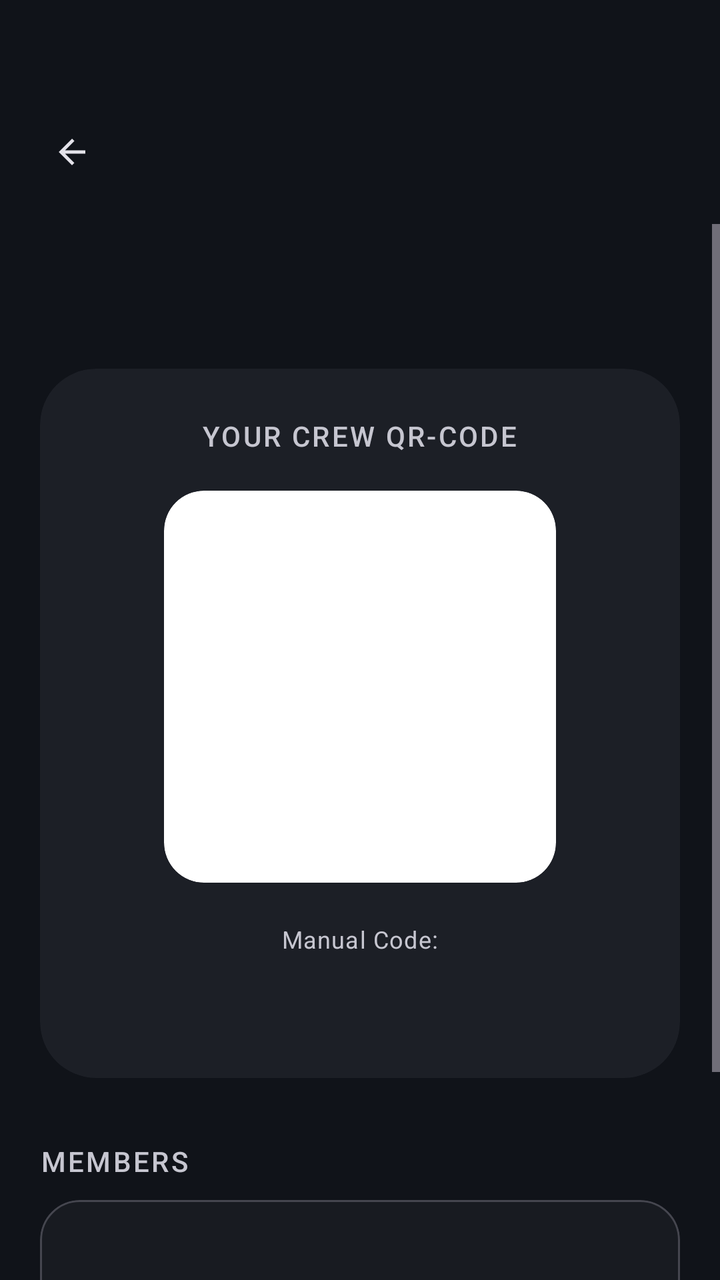
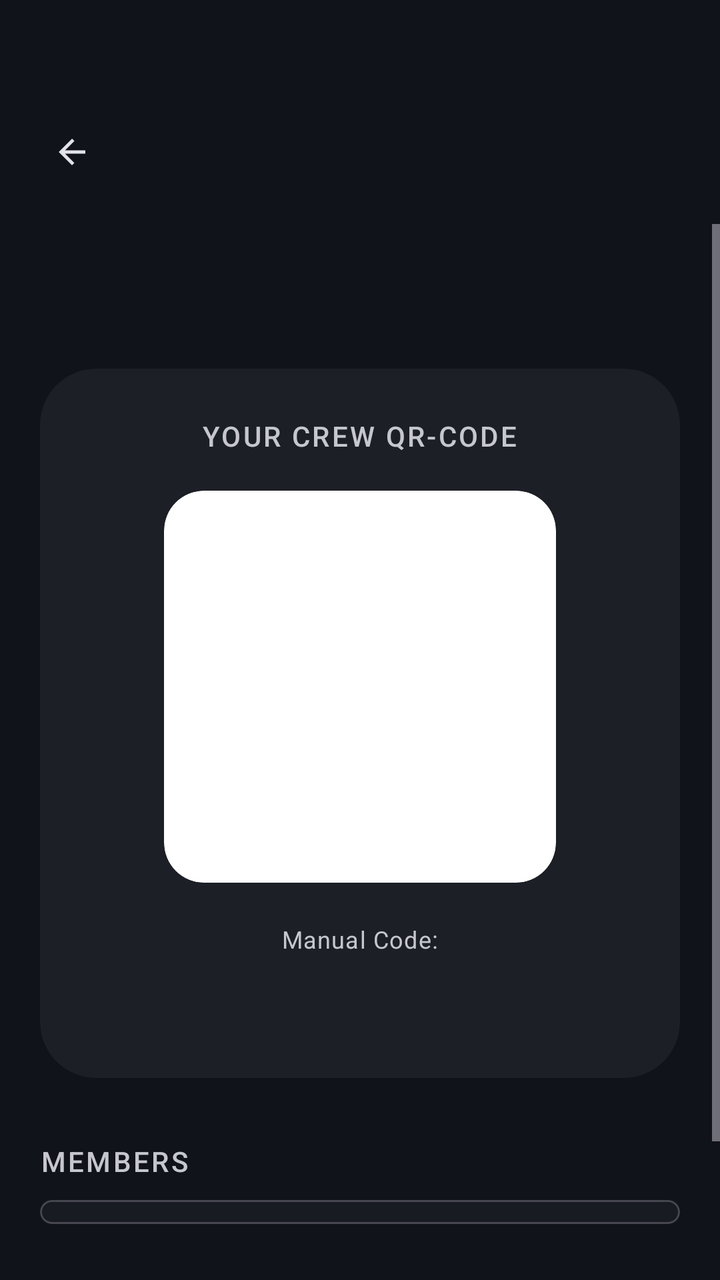

Two renders of the same Android screen: before a commit and after it. Below are the layout's source before the change and the commit's diff.
<!-- AndroidManifest.xml: application theme Theme.MobileSE -->
<!-- res/layout/screen_crew_details.xml -->
<?xml version="1.0" encoding="utf-8"?>
<androidx.constraintlayout.widget.ConstraintLayout xmlns:android="http://schemas.android.com/apk/res/android"
    xmlns:app="http://schemas.android.com/apk/res-auto"
    android:layout_width="match_parent"
    android:layout_height="match_parent"
    android:background="?attr/colorSurface">

    <include
        android:id="@+id/topBar"
        layout="@layout/part_top_bar"
        app:layout_constraintTop_toTopOf="parent" />

    <ScrollView
        android:layout_width="match_parent"
        android:layout_height="0dp"
        android:fillViewport="true"
        android:clipToPadding="false"
        app:layout_constraintTop_toBottomOf="@id/topBar"
        app:layout_constraintBottom_toBottomOf="parent">

        <androidx.constraintlayout.widget.ConstraintLayout
            android:layout_width="match_parent"
            android:layout_height="wrap_content">

        <LinearLayout
            style="@style/ContentColumn"
            android:paddingBottom="32dp">

            <TextView
                android:id="@+id/tvCrewNameDisplay"
                android:layout_width="match_parent"
                android:layout_height="wrap_content"
                android:gravity="center"
                android:textAppearance="?attr/textAppearanceDisplaySmall"
                android:textColor="?attr/colorOnSurface" />

            
            <com.google.android.material.card.MaterialCardView
                android:id="@+id/cvCrewCodeSection"
                style="@style/Widget.CrewFit.Card"
                android:layout_width="match_parent"
                android:layout_height="wrap_content"
                android:layout_marginTop="24dp"
                app:shapeAppearance="@style/ShapeAppearance.CrewFit.Large">

                <LinearLayout
                    android:layout_width="match_parent"
                    android:layout_height="wrap_content"
                    android:orientation="vertical"
                    android:padding="24dp"
                    android:gravity="center">

                    <TextView
                        style="@style/TextAppearance.CrewFit.SectionLabel"
                        android:layout_width="wrap_content"
                        android:layout_height="wrap_content"
                        android:text="@string/crew_qr_code" />

                    
                    <com.google.android.material.card.MaterialCardView
                        android:layout_width="@dimen/qr_code_size"
                        android:layout_height="@dimen/qr_code_size"
                        android:layout_marginTop="18dp"
                        app:cardCornerRadius="20dp"
                        app:cardElevation="0dp"
                        app:strokeWidth="0dp"
                        app:cardBackgroundColor="@color/white">

                        <ImageView
                            android:id="@+id/ivOverviewQrCode"
                            android:layout_width="match_parent"
                            android:layout_height="match_parent"
                            android:contentDescription="@string/crew_qr_code"
                            android:padding="14dp" />
                    </com.google.android.material.card.MaterialCardView>

                    <TextView
                        android:layout_width="wrap_content"
                        android:layout_height="wrap_content"
                        android:text="@string/manual_code_label"
                        android:textAppearance="?attr/textAppearanceBodySmall"
                        android:textColor="?attr/colorOnSurfaceVariant"
                        android:layout_marginTop="20dp" />

                    <TextView
                        android:id="@+id/tvOverviewCrewCode"
                        android:layout_width="wrap_content"
                        android:layout_height="wrap_content"
                        android:textAppearance="?attr/textAppearanceHeadlineMedium"
                        android:textColor="?attr/colorPrimary"
                        android:letterSpacing="0.15" />
                </LinearLayout>
            </com.google.android.material.card.MaterialCardView>

            <TextView
                android:id="@+id/tvMembersLabel"
                style="@style/TextAppearance.CrewFit.SectionLabel"
                android:layout_width="wrap_content"
                android:layout_height="wrap_content"
                android:text="@string/members_caps"
                android:layout_marginTop="32dp" />

            <com.google.android.material.card.MaterialCardView
                style="@style/Widget.CrewFit.Card.Outlined"
                android:layout_width="match_parent"
                android:layout_height="wrap_content"
                android:layout_marginTop="10dp">

                <TextView
                    android:id="@+id/tvMembersList"
                    android:layout_width="match_parent"
                    android:layout_height="wrap_content"
                    android:padding="@dimen/card_padding"
                    android:textAppearance="?attr/textAppearanceBodyLarge"
                    android:textColor="?attr/colorOnSurface"
                    android:lineSpacingExtra="8dp" />
            </com.google.android.material.card.MaterialCardView>

            <com.google.android.material.button.MaterialButton
                android:id="@+id/btnLeaveCrew"
                style="@style/Widget.CrewFit.Button.Text"
                android:layout_width="match_parent"
                android:layout_height="wrap_content"
                android:text="@string/leave_crew"
                android:textColor="?attr/colorError"
                android:layout_marginTop="28dp" />

        </LinearLayout>
        </androidx.constraintlayout.widget.ConstraintLayout>
    </ScrollView>

</androidx.constraintlayout.widget.ConstraintLayout>
<!-- res/layout/part_top_bar.xml (included above) -->
<?xml version="1.0" encoding="utf-8"?>
<androidx.constraintlayout.widget.ConstraintLayout xmlns:android="http://schemas.android.com/apk/res/android"
    xmlns:app="http://schemas.android.com/apk/res-auto"
    android:layout_width="match_parent"
    android:layout_height="wrap_content"
    android:paddingTop="@dimen/top_bar_padding_top"
    android:paddingBottom="12dp">

    <com.google.android.material.button.MaterialButton
        android:id="@+id/btnTopBarBack"
        style="@style/Widget.Material3.Button.IconButton"
        android:layout_width="48dp"
        android:layout_height="48dp"
        android:layout_marginStart="12dp"
        android:contentDescription="@string/back_desc"
        app:icon="@drawable/ic_arrow_back"
        app:iconTint="?attr/colorOnSurface"
        app:layout_constraintStart_toStartOf="parent"
        app:layout_constraintTop_toTopOf="parent" />

    <TextView
        android:id="@+id/tvTopBarTitle"
        android:layout_width="0dp"
        android:layout_height="wrap_content"
        android:layout_marginStart="8dp"
        android:layout_marginEnd="@dimen/screen_padding_horizontal"
        android:maxLines="1"
        android:ellipsize="end"
        android:textAppearance="?attr/textAppearanceHeadlineSmall"
        android:textColor="?attr/colorOnSurface"
        app:layout_constraintBottom_toBottomOf="@id/btnTopBarBack"
        app:layout_constraintEnd_toEndOf="parent"
        app:layout_constraintStart_toEndOf="@id/btnTopBarBack"
        app:layout_constraintTop_toTopOf="@id/btnTopBarBack" />
</androidx.constraintlayout.widget.ConstraintLayout>
<!-- resources referenced by this layout -->
<resources>
  <color name="white">#FFFFFF</color>
  <dimen name="card_padding">20dp</dimen>
  <dimen name="qr_code_size">196dp</dimen>
  <dimen name="screen_padding_horizontal">20dp</dimen>
  <dimen name="top_bar_padding_top">52dp</dimen>
  <string name="back_desc">Back</string>
  <string name="crew_qr_code">Your Crew QR-Code</string>
  <string name="leave_crew">Leave Crew</string>
  <string name="manual_code_label">Manual Code:</string>
  <string name="members_caps">MEMBERS</string>
  <style name="ShapeAppearance.CrewFit.Large" parent="ShapeAppearance.Material3.Corner.Large">
          <item name="cornerSize">28dp</item>
      </style>
  <style name="Widget.CrewFit.Button.Text" parent="Widget.Material3.Button.TextButton" />
  <style name="Theme.MobileSE" parent="Base.Theme.MobileSE" />
  <dimen name="content_max_width">2000dp</dimen>
  <color name="md_on_surface_variant">#C6C6D0</color>
  <color name="md_surface_container">#1C1F26</color>
  <style name="ShapeAppearance.CrewFit.Medium" parent="ShapeAppearance.Material3.Corner.Medium">
          <item name="cornerSize">20dp</item>
      </style>
  <color name="md_surface_container_low">#181B21</color>
  <color name="md_outline_variant">#45464F</color>
  <color name="md_primary">#AEB6FF</color>
  <color name="md_on_primary">#1B1B5C</color>
  <color name="md_primary_container">#3A3F9E</color>
  <color name="md_on_primary_container">#E0E3FF</color>
  <color name="md_secondary">#6FE7B7</color>
  <color name="md_on_secondary">#00382A</color>
  <color name="md_secondary_container">#00513E</color>
  <color name="md_on_secondary_container">#8CFFD1</color>
  <color name="md_tertiary">#FFB77C</color>
  <color name="md_on_tertiary">#4A2800</color>
  <color name="md_tertiary_container">#6A3B00</color>
  <color name="md_on_tertiary_container">#FFDCC2</color>
  <color name="md_error">#FFB4AB</color>
  <color name="md_on_error">#690005</color>
  <color name="md_error_container">#93000A</color>
  <color name="md_on_error_container">#FFDAD6</color>
  <color name="md_surface">#101319</color>
  <color name="md_on_surface">#E3E2E9</color>
  <color name="md_surface_variant">#45464F</color>
  <color name="md_surface_container_lowest">#0B0E13</color>
  <color name="md_surface_container_high">#272A31</color>
  <color name="md_surface_container_highest">#32353C</color>
  <color name="md_outline">#90909A</color>
  <color name="md_inverse_surface">#E3E2E9</color>
  <color name="md_inverse_on_surface">#2E3036</color>
  <style name="ShapeAppearance.CrewFit.Small" parent="ShapeAppearance.Material3.Corner.Small">
          <item name="cornerSize">12dp</item>
      </style>
  <style name="Widget.CrewFit.BottomNav.Indicator" parent="Widget.Material3.BottomNavigationView.ActiveIndicator">
          <item name="android:color">@android:color/transparent</item>
      </style>
  <style name="MaterialAlertDialog.CrewFit" parent="MaterialAlertDialog.Material3">
          <item name="shapeAppearance">@style/ShapeAppearance.CrewFit.Large</item>
          <item name="backgroundTint">@color/md_surface_container_high</item>
      </style>
  <style name="MaterialAlertDialog.CrewFit.Title" parent="MaterialAlertDialog.Material3.Title.Text">
          <item name="android:textAppearance">?attr/textAppearanceHeadlineSmall</item>
          <item name="android:textColor">@color/md_on_surface</item>
      </style>
  <style name="MaterialAlertDialog.CrewFit.Body" parent="MaterialAlertDialog.Material3.Body.Text">
          <item name="android:textAppearance">?attr/textAppearanceBodyLarge</item>
          <item name="android:textColor">@color/md_on_surface_variant</item>
      </style>
  <style name="Widget.CrewFit.Dialog.Button" parent="Widget.Material3.Button.TextButton.Dialog">
          <item name="android:textColor">@color/md_primary</item>
          <item name="android:textAppearance">?attr/textAppearanceLabelLarge</item>
      </style>
  <!-- unchanged entries left out for length: 10 -->
</resources>

<!-- the commit's change to res/layout/screen_crew_details.xml (unified diff, before → after) -->
@@ -106,14 +106,14 @@
                 android:layout_height="wrap_content"
                 android:layout_marginTop="10dp">
 
-                <TextView
-                    android:id="@+id/tvMembersList"
+                
+                <LinearLayout
+                    android:id="@+id/llMembersList"
                     android:layout_width="match_parent"
                     android:layout_height="wrap_content"
-                    android:padding="@dimen/card_padding"
-                    android:textAppearance="?attr/textAppearanceBodyLarge"
-                    android:textColor="?attr/colorOnSurface"
-                    android:lineSpacingExtra="8dp" />
+                    android:orientation="vertical"
+                    android:paddingTop="6dp"
+                    android:paddingBottom="6dp" />
             </com.google.android.material.card.MaterialCardView>
 
             <com.google.android.material.button.MaterialButton
<!-- resource entries referenced after the edit -->
@@ -1,7 +1,6 @@
 <!-- resources referenced by this layout -->
 <resources>
   <color name="white">#FFFFFF</color>
-  <dimen name="card_padding">20dp</dimen>
   <dimen name="qr_code_size">196dp</dimen>
   <dimen name="screen_padding_horizontal">20dp</dimen>
   <dimen name="top_bar_padding_top">52dp</dimen>
